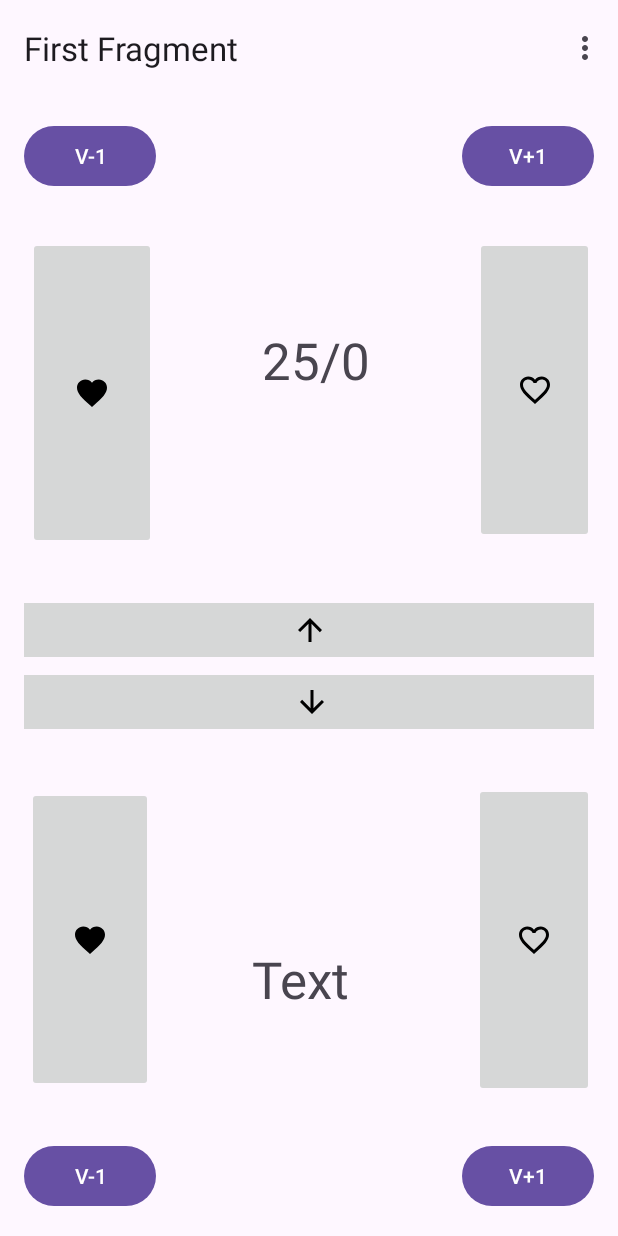
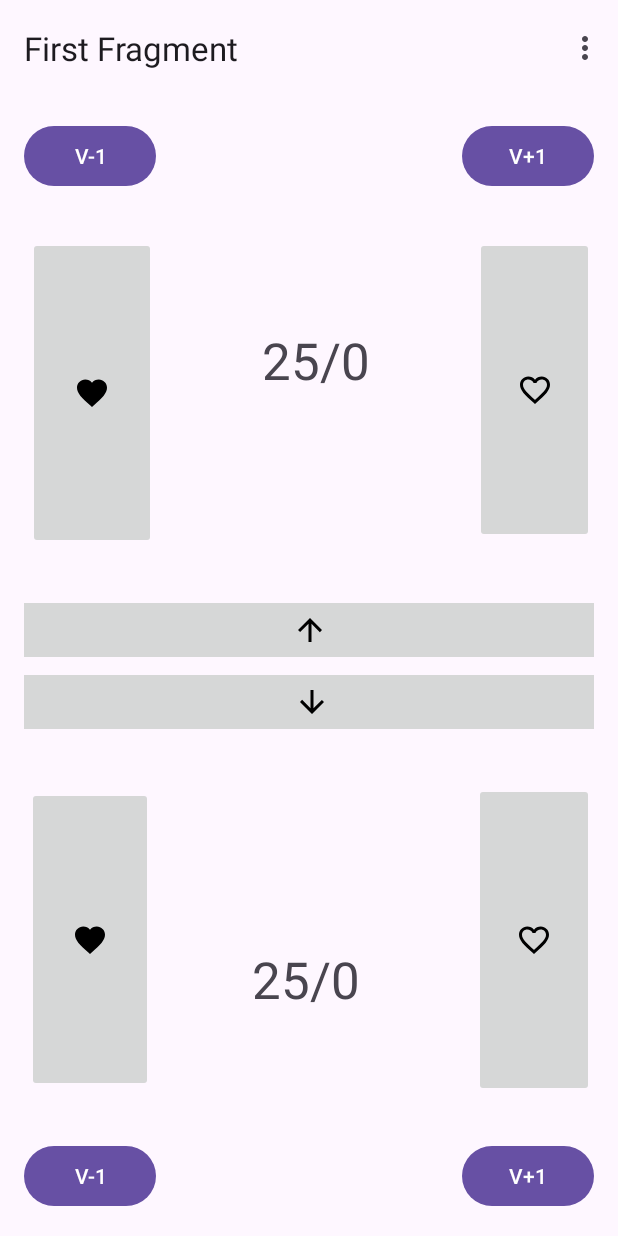
Before and after one commit to Arivera03/MagicJava, an Android app: the screen it shows after launch (MainActivity), on a phone screen of 412 x 824 dp. Run offline under Robolectric (Android 15) with nearby library versions, the phone set to English and light mode, and no system bars; our stand-ins replace navigation-ui.

Commit message:
FUNCIONAN LOS BOTONES

```diff
--- a/app/src/main/java/com/example/magicjava/FirstFragment.java
+++ b/app/src/main/java/com/example/magicjava/FirstFragment.java
@@ -4,6 +4,7 @@ import android.os.Bundle;
 import android.view.LayoutInflater;
 import android.view.View;
 import android.view.ViewGroup;
+import android.widget.Button;
 import android.widget.ImageButton;
 import android.widget.TextView;
 
@@ -18,8 +19,14 @@ import java.util.concurrent.atomic.AtomicInteger;
 public class FirstFragment extends Fragment {
     private TextView vidap1;
     private ImageButton quitarVidaP1;
+    private ImageButton anadirVidaP1;
+    private Button venenoMenosP2;
+    private Button venenoMasP2;
+    private ImageButton pasarVidaP2aP1;
 
     private FragmentFirstBinding binding;
+    private int saludp1 = 20;
+    private int venenop1 = 0;
 
 
     @Override
@@ -37,6 +44,7 @@ public class FirstFragment extends Fragment {
         super.onViewCreated(view, savedInstanceState);
         vidap1 = binding.VidaP1;
         quitarVidaP1 = binding.QuitarVidaP1;
+        anadirVidaP1 = binding.AnadirVidaP1;
 
         quitarVidaP1.setOnClickListener(new View.OnClickListener() {
             @Override
@@ -44,7 +52,27 @@ public class FirstFragment extends Fragment {
                 String infovidap1[] = vidap1.getText().toString().split("/");
                 int saludp1 = Integer.parseInt(infovidap1[0]);
                 saludp1--;
+                vidap1.setText(saludp1 + "/" + venenop1);
+            }
+        });
 
+        quitarVidaP1.setOnClickListener(new View.OnClickListener() {
+            @Override
+            public void onClick(View e) {
+                String infovidap1[] = vidap1.getText().toString().split("/");
+                int saludp1 = Integer.parseInt(infovidap1[0]);
+                saludp1--;
+                vidap1.setText(saludp1 + "/" + venenop1);
+            }
+        });
+
+        quitarVidaP1.setOnClickListener(new View.OnClickListener() {
+            @Override
+            public void onClick(View e) {
+                String infovidap1[] = vidap1.getText().toString().split("/");
+                int saludp1 = Integer.parseInt(infovidap1[0]);
+                saludp1--;
+                vidap1.setText(saludp1 + "/" + venenop1);
             }
         });
 
@@ -60,8 +88,5 @@ public class FirstFragment extends Fragment {
         super.onDestroyView();
         binding = null;
     }
-    public static void sumar(){
-
-    }
 
 }
--- a/app/src/main/res/layout/fragment_first.xml
+++ b/app/src/main/res/layout/fragment_first.xml
@@ -105,11 +105,11 @@
         android:id="@+id/VidaP1"
         android:layout_width="82dp"
         android:layout_height="40dp"
-        android:text="TextView"
+        android:text="25/0"
         android:textSize="34sp"
         app:layout_constraintBottom_toBottomOf="parent"
         app:layout_constraintEnd_toStartOf="@+id/QuitarVidaP1"
-        app:layout_constraintStart_toEndOf="@+id/AñadirVidaP1"
+        app:layout_constraintStart_toEndOf="@+id/AnadirVidaP1"
         app:layout_constraintTop_toBottomOf="@+id/PasarVidaP2aP1" />
 
     <Button
@@ -133,7 +133,7 @@
         tools:ignore="MissingConstraints" />
 
     <ImageButton
-        android:id="@+id/AñadirVidaP1"
+        android:id="@+id/AnadirVidaP1"
         android:layout_width="84dp"
         android:layout_height="203dp"
         android:src="@drawable/baseline_favorite_24"
```
